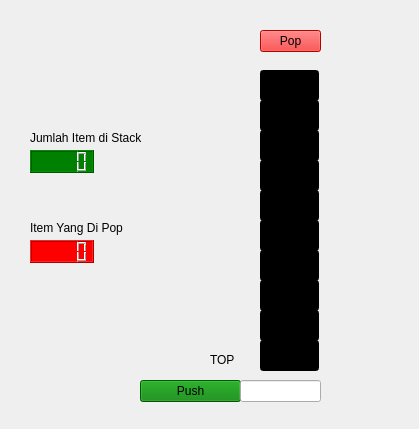
Old version of the form ui/stackwindow.ui in the repository selesdepselesnul/dss.
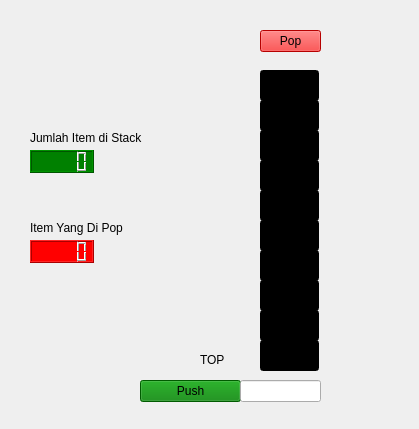
New version of the form. Icons and pictures are not drawn.

Diff of the .ui file:
```diff
--- a/ui/stackwindow.ui
+++ b/ui/stackwindow.ui
@@ -260,9 +260,9 @@
   <widget class="QLabel" name="topLabel">
    <property name="geometry">
     <rect>
-     <x>210</x>
+     <x>200</x>
      <y>350</y>
-     <width>71</width>
+     <width>81</width>
      <height>20</height>
     </rect>
    </property>
@@ -317,7 +317,7 @@
     <rect>
      <x>30</x>
      <y>130</y>
-     <width>131</width>
+     <width>161</width>
      <height>16</height>
     </rect>
    </property>
```
